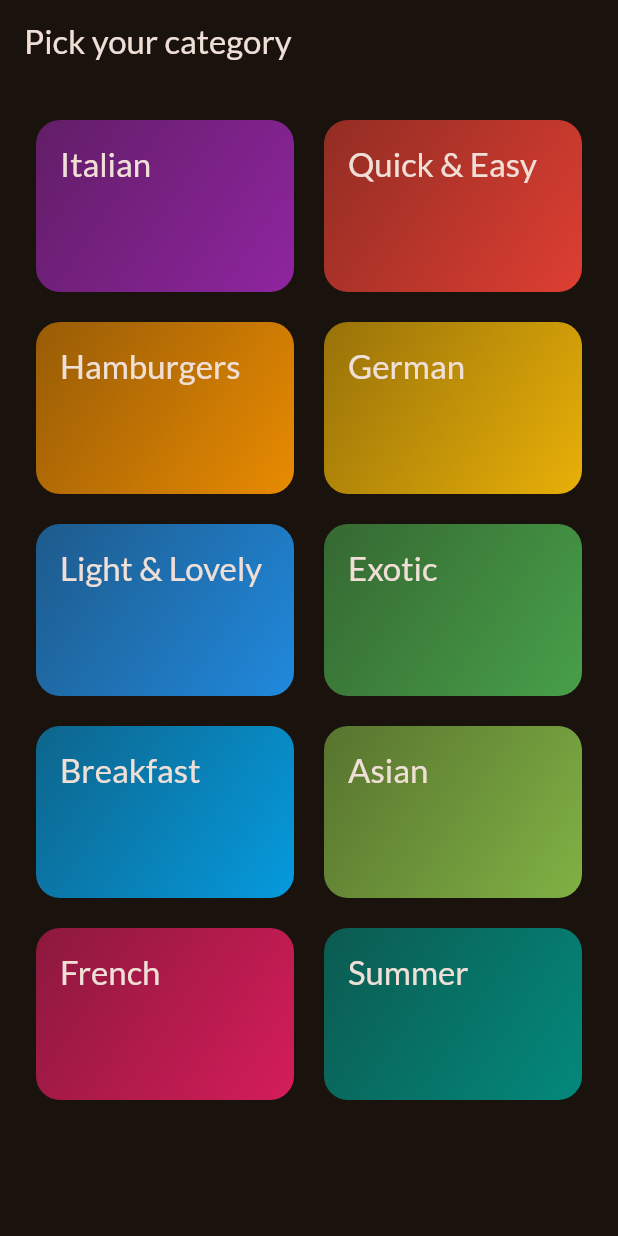
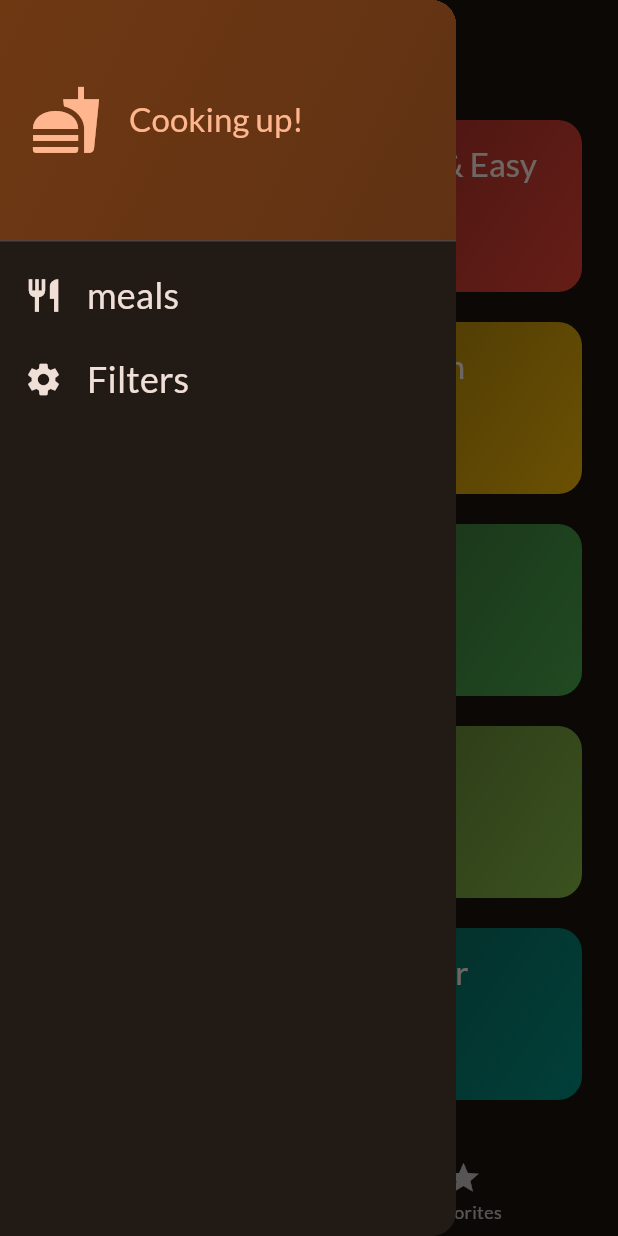
Before and after one commit to Gbersi/lokaverkefni, a Flutter app: the screen it shows after launch, with the side drawer open (before the commit the screen has no drawer), on a phone screen of 412 x 824 dp. Run offline on Flutter 3.47's test engine with Material 3 defaults, Android fonts, the phone set to English and light mode, and no system bars; our stand-ins replace google_fonts, transparent_image; key blocks and very long unbroken strings in the code were emptied for the run.

Commit message:
bætt við favorites og filters

```diff
--- a/meals_app/lib/data/dummy_data.dart
+++ b/meals_app/lib/data/dummy_data.dart
@@ -1,6 +1,5 @@
 import 'package:flutter/material.dart';
 import 'package:meals_app/models/category.dart';
-import 'package:flutter/material.dart';
 import 'package:meals_app/models/meal.dart';
 
 
--- a/meals_app/lib/main.dart
+++ b/meals_app/lib/main.dart
@@ -1,6 +1,6 @@
 import 'package:flutter/material.dart';
 import 'package:google_fonts/google_fonts.dart';
-import 'package:meals_app/screens/categories.dart';
+import 'package:meals_app/screens/tabs.dart';
 
 final theme = ThemeData(
   useMaterial3: true,
@@ -22,7 +22,7 @@
   Widget build(BuildContext context) {
     return MaterialApp(
         theme: theme,
-        home:const CategoriesScreen(),
+        home:const TabsScreen(),
 
     );
   }
--- a/meals_app/lib/screens/categories.dart
+++ b/meals_app/lib/screens/categories.dart
@@ -3,10 +3,13 @@
 import 'package:meals_app/screens/meals.dart';
 import 'package:meals_app/widgets/category_grid_item.dart';
 import 'package:meals_app/models/category.dart';
+import 'package:meals_app/models/meal.dart';
 
 
 class CategoriesScreen extends StatelessWidget {
-  const CategoriesScreen ({super.key});
+  const CategoriesScreen ({super.key,required this.onToggleFavorite});
+
+  final void Function (Meal meal) onToggleFavorite;
 
   void _selectCategory (BuildContext context,Category category) {
    final filteredMeals= dummyMeals
@@ -18,6 +21,7 @@
       builder: (ctx) => MealsScreen(
         title:category.title,
       meals: filteredMeals,
+        onToggleFavorite:onToggleFavorite ,
       ),
     ),
     );
@@ -25,11 +29,7 @@
 
   @override
   Widget build(BuildContext context) {
-   return Scaffold(
-     appBar: AppBar(
-       title: const Text("Pick your category"),
-     ),
-     body: GridView(
+   return GridView(
        padding: const EdgeInsets.all(24),
        gridDelegate:const SliverGridDelegateWithFixedCrossAxisCount(
          crossAxisCount: 2,
@@ -46,7 +46,6 @@
              },
              )
          ],
-     ),
-   );
+     );
   }
 }
--- /dev/null
+++ b/meals_app/lib/screens/tabs.dart
@@ -0,0 +1,100 @@
+import 'package:flutter/material.dart';
+import 'package:meals_app/models/meal.dart';
+import 'package:meals_app/screens/categories.dart';
+import 'package:meals_app/screens/filters.dart';
+import 'package:meals_app/screens/meals.dart';
+import 'package:meals_app/widgets/main_drawer.dart';
+
+class TabsScreen extends StatefulWidget {
+  const TabsScreen ({super.key,});
+
+  @override
+  State <TabsScreen> createState() {
+    return _TabsScreenState();
+  }
+}
+
+
+class _TabsScreenState extends State <TabsScreen> {
+  int _selectedPageIndex = 0;
+  final List <Meal> _favoriteMeals= [];
+
+  void _showInfoMessage (String message) {
+    ScaffoldMessenger.of(context).clearSnackBars();
+    ScaffoldMessenger.of(context).showSnackBar(
+      SnackBar(
+        content: Text(message),
+    ),
+    );
+  }
+
+  void _toggleMealFavoritesStatus (Meal meal) {
+    final isExisting = _favoriteMeals.contains(meal);
+
+    if (isExisting) {
+      setState(() {
+        _favoriteMeals.remove(meal);
+      });
+     _showInfoMessage("Meal is no longer a favorite.");
+    } else {
+      setState(() {
+        _favoriteMeals.add(meal);
+      });
+      _showInfoMessage("Marked as a favorite!");
+    }
+  }
+
+  void _selectPage (int index){
+    setState(() {
+      _selectedPageIndex = index;
+    });
+  }
+
+  void _setScreen(String identifier) {
+    Navigator.of(context).pop();
+if (identifier == "filters") {
+  Navigator.of(context).push(
+    MaterialPageRoute(
+        builder: (ctx) => const FiltersScreen(),
+    ),
+  );
+}
+  }
+
+  @override
+  Widget build(BuildContext context) {
+    Widget activePage = CategoriesScreen(
+      onToggleFavorite:_toggleMealFavoritesStatus,
+    );
+    var activePageTitle = "Categories";
+
+    if (_selectedPageIndex == 1) {
+      activePage =  MealsScreen (
+        meals: _favoriteMeals,
+        onToggleFavorite: _toggleMealFavoritesStatus , );
+      activePageTitle = "Your Favorites";
+    }
+
+  return Scaffold(
+    appBar: AppBar(
+      title: Text(activePageTitle),
+    ),
+    drawer: MainDrawer(onSelectScreen: _setScreen,),
+    body:activePage ,
+bottomNavigationBar:BottomNavigationBar(
+   onTap: _selectPage,
+  currentIndex: _selectedPageIndex,
+  items: const[
+    BottomNavigationBarItem(
+      icon: Icon(Icons.set_meal),
+      label:"Categories",
+    ),
+    BottomNavigationBarItem(
+      icon: Icon(Icons.star),
+      label:"Favorites",
+    ),
+  ],
+  ),
+  );
+  }
+}
--- a/meals_app/lib/widgets/category_grid_item.dart
+++ b/meals_app/lib/widgets/category_grid_item.dart
@@ -1,5 +1,4 @@
 
-import 'package:flutter/cupertino.dart';
 import 'package:flutter/material.dart';
 import 'package:meals_app/models/category.dart';
 
--- /dev/null
+++ b/meals_app/lib/widgets/main_drawer.dart
@@ -0,0 +1,75 @@
+
+import 'package:flutter/material.dart';
+
+class MainDrawer extends StatelessWidget{
+  const MainDrawer ({super.key,required this.onSelectScreen});
+
+  final void Function (String identifier) onSelectScreen;
+
+  @override
+  Widget build(BuildContext context) {
+return Drawer(
+  child:Column( children: [
+      DrawerHeader(
+          padding: const EdgeInsets.all(20),
+          decoration: BoxDecoration(
+            gradient: LinearGradient(
+                colors: [
+                  Theme.of(context).colorScheme.primaryContainer,
+                  Theme.of(context).colorScheme.primaryContainer.withOpacity(0.8),
+                ],
+            begin:Alignment.topLeft ,
+            end:Alignment.bottomRight
+            ),
+          ),
+          child: Row(
+            children: [
+              Icon(Icons.fastfood,size: 48,color:Theme.of(context).colorScheme.primary,),
+              const SizedBox(width: 18,),
+              Text("Cooking up!",style: Theme.of(context).textTheme.titleLarge!.copyWith(
+                color: Theme.of(context).colorScheme.primary,
+              ),
+              ),
+            ],
+          ),
+      ),
+    ListTile(
+      leading: Icon(
+        Icons.restaurant,
+        size: 26,
+        color: Theme.of(context).colorScheme.onSurface,
+      ),
+      title: Text(
+        "meals",
+        style: Theme.of(context).textTheme.titleSmall!.copyWith(
+    color: Theme.of(context).colorScheme.onSurface,
+    fontSize: 24,
+      ),
+    ),
+      onTap: () {onSelectScreen("meals");
+        } ,
+
+    ),
+    ListTile(
+      leading: Icon(
+        Icons.settings,
+        size: 26,
+        color: Theme.of(context).colorScheme.onSurface,
+      ),
+      title: Text(
+        "Filters",
+        style: Theme.of(context).textTheme.titleSmall!.copyWith(
+          color: Theme.of(context).colorScheme.onSurface,
+          fontSize: 24,
+        ),
+      ),
+      onTap: () {
+        onSelectScreen("filters");
+      } ,
+    ),
+    ],
+  ),
+);
+  }
+
+}
```
Also changed, not shown: meals_app/lib/screens/filters.dart (added, +50 -0 lines), meals_app/lib/screens/meal_details.dart (added, +76 -0 lines), meals_app/lib/screens/meals.dart (+32 -6 lines), meals_app/lib/widgets/meal_item.dart (+31 -2 lines), meals_app/lib/widgets/meal_item_trait.dart (added, +26 -0 lines).
